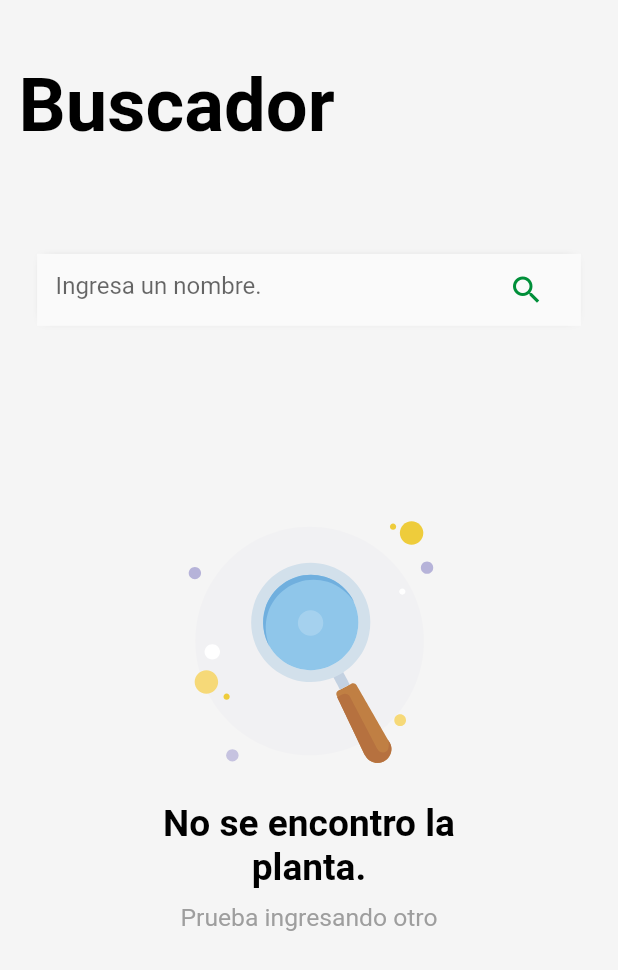
After one commit to estarly07/My-Plants, a Flutter app: the SearchScreen screen opened by its route, on a phone screen of 412 x 824 dp. The commit adds this screen. Shown: the top 970 px of the screen. Run offline on Flutter 3.47's test engine with Material 2 defaults, Android fonts, the phone set to English and light mode, and no system bars; our stand-ins replace animate_do, bloc, flutter_bloc, flutter_svg, lottie, shared_preferences and 1 more; missing offline and left inert: android_alarm_manager; accounts and stored records are empty; project files that could hold a hidden picture were left out.

Commit message:
CREATION
- Search screen created.

```diff
--- a/my_plants/lib/Plant_local/bloc/plants_bloc.dart
+++ b/my_plants/lib/Plant_local/bloc/plants_bloc.dart
@@ -14,8 +14,10 @@ class PlantsBloc extends Bloc<PlantsEvent, PlantsState> {
     on<GetPlanstEvent>((event, emit) async {
       List<Plant> allPlants = await dataBaseService.getAllPlants();
       List<Plant> plantsRecents = await dataBaseService.getRecentsPlants();
-      emit(
-          GetPlantsLocalState(plants: allPlants, plantsRecents: plantsRecents));
+      emit(GetPlantsLocalState(
+          plants: allPlants,
+          plantsRecents: plantsRecents,
+          plantsSearched: state.plantsSearched));
     });
 
     on<SelectPlanstEvent>((event, emit) => {
@@ -44,6 +46,7 @@ class PlantsBloc extends Bloc<PlantsEvent, PlantsState> {
       });
 
       emit(GetPlantsLocalState(
+        plantsSearched: state.plantsSearched,
         plants: plants,
         plantsRecents: plantsRecents,
       ));
@@ -54,6 +57,14 @@ class PlantsBloc extends Bloc<PlantsEvent, PlantsState> {
           plantsFavorites: await dataBaseService.getFavoritesPlants(),
           plantsRecents: state.plantsRecents,
           idPlantsSelects: state.idPlantsSelects));
+    });
+    on<SearchPlantsEvent>((event, emit) async {
+      emit(SearchPlantsState(
+          plants: state.plants,
+          plantsFavorites: state.plantsFavorites,
+          plantsRecents: state.plantsRecents,
+          idPlantsSelects: state.idPlantsSelects,
+          searchPlants: await dataBaseService.searchPlants(event.name)));
     });
 
     on<SavedPlantEvent>((event, emit) {
@@ -78,6 +89,7 @@ class PlantsBloc extends Bloc<PlantsEvent, PlantsState> {
 
       dataBaseService.plantSaved(event.saved, event.idPlant);
       emit(GetPlantsLocalState(
+        plantsSearched: state.plantsSearched,
         plants: plants,
         plantsRecents: plantsRecents,
       ));
--- a/my_plants/lib/Plant_local/bloc/plants_event.dart
+++ b/my_plants/lib/Plant_local/bloc/plants_event.dart
@@ -26,3 +26,8 @@ class DeletePlantEvent extends PlantsEvent {
 class GetPlantsFavoritesEvent extends PlantsEvent {
   GetPlantsFavoritesEvent();
 }
+
+class SearchPlantsEvent extends PlantsEvent {
+  final String name;
+  SearchPlantsEvent(this.name);
+}
--- a/my_plants/lib/Plant_local/bloc/plants_state.dart
+++ b/my_plants/lib/Plant_local/bloc/plants_state.dart
@@ -3,22 +3,27 @@ part of 'plants_bloc.dart';
 @immutable
 abstract class PlantsState {
   final List<Plant> plants;
+  final List<Plant> plantsSearched;
   final List<Plant> plantsRecents;
   final List<Plant> plantsFavorites;
   final List<int> idPlantsSelects;
   PlantsState(this.plants, this.plantsRecents, this.idPlantsSelects,
-      this.plantsFavorites);
+      this.plantsFavorites, this.plantsSearched);
 }
 
 class PlantsInitial extends PlantsState {
-  PlantsInitial() : super([], [], [], []);
+  PlantsInitial() : super([], [], [], [], []);
 }
 
 class GetPlantsLocalState extends PlantsState {
   final List<Plant> plants;
   final List<Plant> plantsRecents;
-  GetPlantsLocalState({required this.plants, required this.plantsRecents})
-      : super(plants, plantsRecents, [], []);
+  final List<Plant> plantsSearched;
+  GetPlantsLocalState(
+      {required this.plantsSearched,
+      required this.plants,
+      required this.plantsRecents})
+      : super(plants, plantsRecents, [], [], plantsSearched);
 }
 
 class SelectPlantsState extends PlantsState {
@@ -29,7 +34,7 @@ class SelectPlantsState extends PlantsState {
       {required this.plants,
       required this.plantsRecents,
       required this.idPlantsSelects})
-      : super(plants, plantsRecents, idPlantsSelects, []);
+      : super(plants, plantsRecents, idPlantsSelects, [], []);
 }
 
 class GetFavoritesPlantsState extends PlantsState {
@@ -42,5 +47,21 @@ class GetFavoritesPlantsState extends PlantsState {
       required this.plantsFavorites,
       required this.plantsRecents,
       required this.idPlantsSelects})
-      : super(plants, plantsRecents, idPlantsSelects, plantsFavorites);
+      : super(plants, plantsRecents, idPlantsSelects, plantsFavorites, []);
 }
+
+class SearchPlantsState extends PlantsState {
+  final List<Plant> plants;
+  final List<Plant> plantsRecents;
+  final List<Plant> searchPlants;
+  final List<Plant> plantsFavorites;
+  final List<int> idPlantsSelects;
+  SearchPlantsState(
+      {required this.plants,
+      required this.searchPlants,
+      required this.plantsFavorites,
+      required this.plantsRecents,
+      required this.idPlantsSelects})
+      : super(plants, plantsRecents, idPlantsSelects, plantsFavorites,
+            searchPlants);
+}
--- a/my_plants/lib/Plant_local/repository/services/database_service.dart
+++ b/my_plants/lib/Plant_local/repository/services/database_service.dart
@@ -71,6 +71,20 @@ class DataBaseService {
     return list;
   }
 
+  Future<List<Plant>> searchPlants(String nameSearched) async {
+    final db = await DB.db.instanceDB;
+    List<Plant> list = [];
+    print("object");
+    if (nameSearched == "") {
+      return list;
+    }
+    final response = await db.rawQuery(
+        "SELECT * FROM $nameTablePlant WHERE $name like '$nameSearched%'");
+    list = response.map((e) => Plant.fromJson(e)).toList();
+    print(list.toString());
+    return list;
+  }
+
   Future updateNamePlant(String newName, int id) async {
     final db = await DB.db.instanceDB;
     db.rawQuery(
--- /dev/null
+++ b/my_plants/lib/Plant_local/ui/screens/search_screen.dart
@@ -0,0 +1,161 @@
+import 'package:animate_do/animate_do.dart';
+import 'package:flutter/cupertino.dart';
+import 'package:flutter/material.dart';
+import 'package:flutter/painting.dart';
+import 'package:flutter_bloc/flutter_bloc.dart';
+import 'package:my_plants/Plant_local/bloc/plants_bloc.dart';
+import 'package:my_plants/Plant_local/model/plant_local.dart';
+import 'package:my_plants/Plant_local/ui/widgets/card_plant.dart';
+import 'package:my_plants/Utils/view/widgets/no_items.dart';
+
+class SearchScreen extends StatefulWidget {
+  SearchScreen({Key? key}) : super(key: key);
+
+  @override
+  State<SearchScreen> createState() => _SearchScreenState();
+}
+
+class _SearchScreenState extends State<SearchScreen> {
+  late TextEditingController _controller;
+
+  @override
+  void initState() {
+    _controller = TextEditingController();
+    final provider = BlocProvider.of<PlantsBloc>(context, listen: false);
+    _controller.addListener(() {
+      if (query != _controller.text && _controller.text.isNotEmpty) {
+        query = _controller.text;
+        print("Q $query");
+        provider.add(SearchPlantsEvent(query));
+      }
+    });
+
+    super.initState();
+  }
+
+  @override
+  void dispose() {
+    _controller.dispose();
+    super.dispose();
+  }
+
+  String query = "";
+
+  @override
+  Widget build(BuildContext context) {
+    final size = MediaQuery.of(context).size;
+    return WillPopScope(
+        onWillPop: () async {
+          print("HOLAAA");
+          return true;
+        },
+        child: Scaffold(
+          body: Container(
+            child: ListView(
+              children: [
+                Padding(
+                  padding: EdgeInsets.only(
+                      left: size.width * 0.03,
+                      right: size.width * 0.03,
+                      top: size.width * 0.1),
+                  child: Text(
+                    "Buscador",
+                    style: TextStyle(
+                        color: Colors.black,
+                        fontWeight: FontWeight.bold,
+                        fontSize: size.width * 0.12),
+                  ),
+                ),
+                Padding(
+                  padding: EdgeInsets.only(
+                      left: size.width * 0.03,
+                      right: size.width * 0.03,
+                      top: size.width * 0.1),
+                  child: Container(
+                    margin: EdgeInsets.symmetric(
+                        vertical: size.width * 0.07,
+                        horizontal: size.width * 0.03),
+                    padding:
+                        EdgeInsets.symmetric(horizontal: size.width * 0.03),
+                    decoration: BoxDecoration(boxShadow: [
+                      BoxShadow(
+                          spreadRadius: -5,
+                          blurRadius: 5,
+                          color: Colors.black54),
+                    ], color: ThemeData.light().scaffoldBackgroundColor),
+                    child: TextFormField(
+                      maxLines: 1,
+                      controller: _controller,
+                      keyboardType: TextInputType.text,
+                      cursorColor: Color(0xff008F39),
+                      onChanged: (v) {},
+                      decoration: InputDecoration(
+                          hintText: "Ingresa un nombre.",
+                          suffixIcon: Icon(
+                            Icons.search,
+                            color: Color(0xff008F39),
+                          ),
+                          border: InputBorder.none),
+                    ),
+                  ),
+                ),
+                BlocBuilder<PlantsBloc, PlantsState>(
+                    builder: (context, state) => _Body(
+                          plants: state.plantsSearched,
+                        )),
+              ],
+            ),
+          ),
+        ));
+  }
+}
+
+class _Body extends StatelessWidget {
+  final List<Plant> plants;
+  const _Body({
+    Key? key,
+    required this.plants,
+  }) : super(key: key);
+
+  @override
+  Widget build(BuildContext context) {
+    final size = MediaQuery.of(context).size;
+
+    print(plants.length);
+    return (plants.isEmpty)
+        ? Container(
+            margin: EdgeInsets.only(top: size.height * 0.1),
+            child: NoItems(
+                animation: "assets/animations/search.json",
+                title: "No se encontro la planta.",
+                description: "Prueba ingresando otro"),
+          )
+        : GridView(
+            shrinkWrap: true, // You won't see infinite size error
+            physics: const NeverScrollableScrollPhysics(),
+            children: [
+              ...plants
+                  .map((plant) => GestureDetector(
+                        onTap: () {
+                          Navigator.pushNamed(context, "detail",
+                              arguments: plant);
+                        },
+                        child: Stack(
+                          fit: StackFit.expand,
+                          children: [
+                            CardPlant(
+                              plant: plant,
+                            ),
+                          ],
+                        ),
+                      ))
+                  .toList()
+            ],
+            gridDelegate: SliverGridDelegateWithMaxCrossAxisExtent(
+                maxCrossAxisExtent: (size.width * 0.5),
+                mainAxisExtent: (size.height * 0.37),
+                crossAxisSpacing: 12,
+                mainAxisSpacing: 12),
+          );
+  }
+}
--- a/my_plants/lib/Utils/view/routes/routes.dart
+++ b/my_plants/lib/Utils/view/routes/routes.dart
@@ -18,5 +18,6 @@ Map<String, WidgetBuilder> routes() {
     "slider": (_) => SliderScreen(),
     "favorites": (_) => FavoritesScreen(),
     "tips": (_) => TipScreen(),
+    "search": (_) => SearchScreen()
   };
 }
--- a/my_plants/lib/Utils/view/screens/screens.dart
+++ b/my_plants/lib/Utils/view/screens/screens.dart
@@ -7,3 +7,4 @@ export 'package:my_plants/Plant_local/ui/screens/recent_screen.dart';
 export 'package:my_plants/Type_plant/ui/screens/type_plants_screen.dart';
 export 'package:my_plants/Game/ui/screens/game_screen.dart';
 export 'package:my_plants/Tip/ui/screen/tips_screen.dart';
+export 'package:my_plants/Plant_local/ui/screens/search_screen.dart';
--- a/my_plants/lib/Utils/view/widgets/custom_appbar.dart
+++ b/my_plants/lib/Utils/view/widgets/custom_appbar.dart
@@ -1,6 +1,7 @@
 import 'package:flutter/cupertino.dart';
 import 'package:flutter/material.dart';
 import 'package:flutter_svg/flutter_svg.dart';
+import 'package:my_plants/Utils/values/global.dart';
 
 class CustomAppbar extends StatelessWidget {
   final List<String> icons;
@@ -22,7 +23,19 @@ class CustomAppbar extends StatelessWidget {
           ...icons
               .map((e) => GestureDetector(
                     onTap: () {
-                      Scaffold.of(context).openDrawer();
+                      switch (e) {
+                        case "assets/images/svg/ic_menu.svg":
+                          Scaffold.of(context).openDrawer();
+
+                          break;
+                        case "assets/images/svg/ic_search.svg":
+                          Navigator.pushNamed(context, "search");
+
+                          break;
+                        default:
+                          Navigator.pop(context);
+                          break;
+                      }
                     },
                     child: Container(
                         height: 30,
--- a/my_plants/lib/Utils/view/widgets/no_items.dart
+++ b/my_plants/lib/Utils/view/widgets/no_items.dart
@@ -1,3 +1,4 @@
+import 'package:animate_do/animate_do.dart';
 import 'package:flutter/cupertino.dart';
 import 'package:flutter/material.dart';
 import 'package:flutter/painting.dart';
@@ -27,28 +28,36 @@ class NoItems extends StatelessWidget {
       ),
       child: Column(
         children: [
-          Lottie.asset(animation,
+          ElasticInDown(
+              duration: Duration(milliseconds: 750),
+              child: Lottie.asset(animation,
                   repeat: true,
                   animate: true,
-              width: (width == 0.0) ? size.width * 0.5 : width),
-          Text(
+                  width: (width == 0.0) ? size.width * 0.5 : width)),
+          ElasticInUp(
+            duration: Duration(milliseconds: 500),
+            child: Text(
               title,
               textAlign: TextAlign.center,
-            maxLines: 1,
+              maxLines: 2,
               style: TextStyle(
                   color: Colors.black,
                   fontWeight: FontWeight.bold,
                   fontSize: size.height * 0.03),
             ),
+          ),
           SizedBox(
             height: 10,
           ),
-          Text(
+          ElasticInUp(
+            duration: Duration(milliseconds: 650),
+            child: Text(
               description,
               textAlign: TextAlign.center,
               style: TextStyle(
                 color: Colors.grey,
                 fontSize: size.height * 0.02,
+              ),
             ),
           ),
           (showArrowDown)
```
Also changed, not shown: my_plants/assets/animations/search.json (added, +1 -0 lines). Lines whose indentation alone changed are shown as unchanged.
